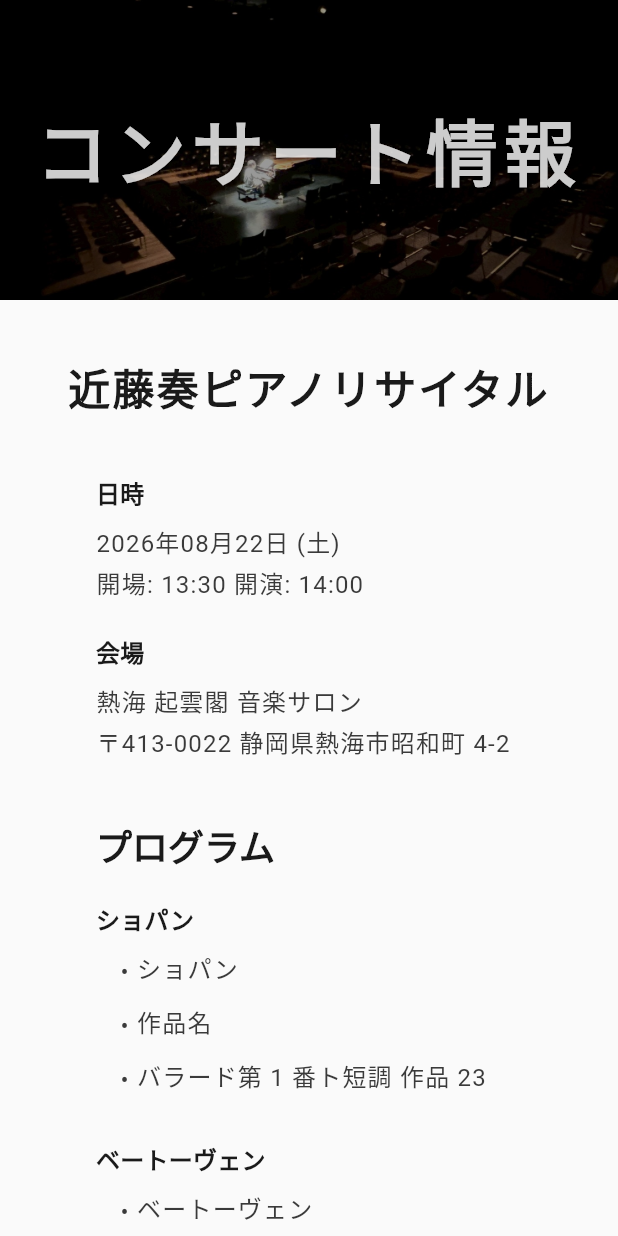
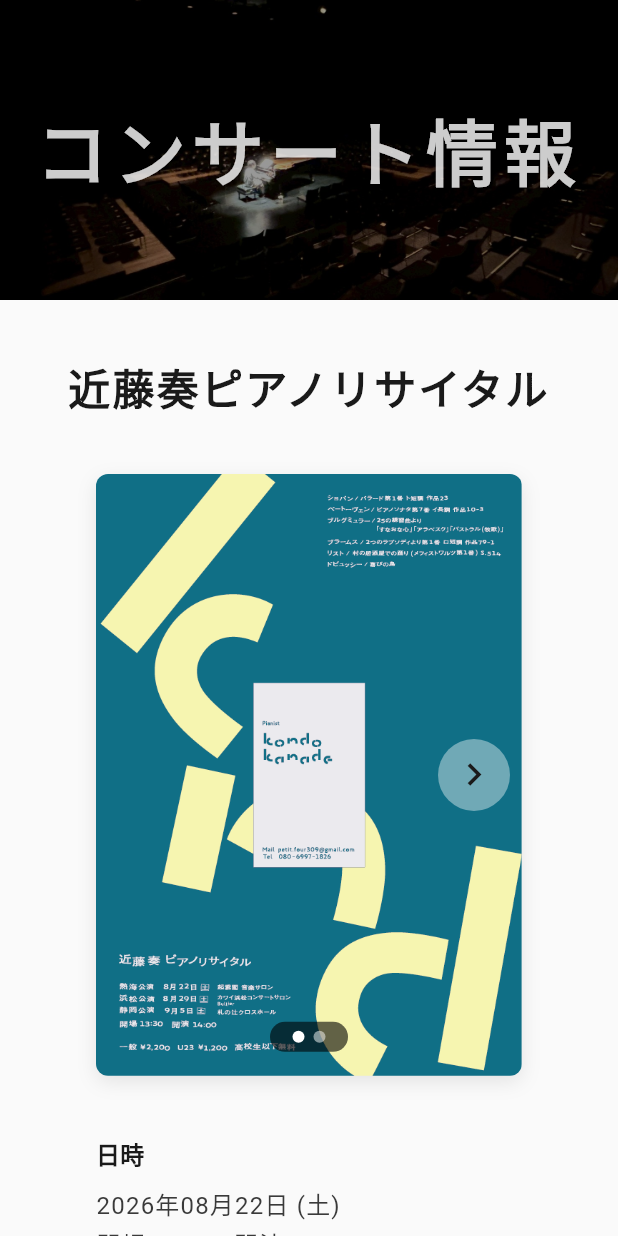
Before and after one commit to Shibatch28/kanade_hp, a Flutter app: the ConcertsScreen widget shown alone on an empty page, opened directly, on a phone screen of 412 x 824 dp. Run offline on Flutter 3.47's test engine with Material 3 defaults, Android fonts, the phone set to English and light mode, and no system bars; our stand-ins replace equatable, flutter_bloc, flutter_svg, go_router, google_fonts.

Commit message:
フライヤー追加

```diff
--- a/lib/view/screen/concerts_screen.dart
+++ b/lib/view/screen/concerts_screen.dart
@@ -20,6 +20,10 @@
             time: '開場: 13:30 開演: 14:00',
             venue: '熱海 起雲閣 音楽サロン',
             address: '〒413-0022 静岡県熱海市昭和町 4-2',
+            flyerImagePaths: [
+              'assets/flyers/20260812a.png',
+              'assets/flyers/20260812b.png',
+            ],
             programs: [
               ProgramItem(composer: 'ショパン', pieces: ['ショパン', '作品名', 'バラード第 1 番ト短調 作品 23']),
               ProgramItem(
@@ -54,6 +58,10 @@
             time: '開場: 13:30 開演: 14:00',
             venue: 'カワイ浜松コンサートサロン ブリエ',
             address: '〒430-0926 静岡県浜松市中央区砂⼭町 355 番地の 4(ハマキョウレックス浜松駅南ビル 1F)',
+            flyerImagePaths: [
+              'assets/flyers/20260812a.png',
+              'assets/flyers/20260812b.png',
+            ],
             programs: [
               ProgramItem(composer: 'ショパン', pieces: ['ショパン', '作品名', 'バラード第 1 番ト短調 作品 23']),
               ProgramItem(
@@ -88,6 +96,10 @@
             time: '開場: 13:30 開演: 14:00',
             venue: '札の辻クロスホール',
             address: '〒420-0031 静岡市葵区呉服町 1 丁⽬ 30 札の辻クロス 6 階',
+            flyerImagePaths: [
+              'assets/flyers/20260812a.png',
+              'assets/flyers/20260812b.png',
+            ],
             programs: [
               ProgramItem(composer: 'ショパン', pieces: ['ショパン', '作品名', 'バラード第 1 番ト短調 作品 23']),
               ProgramItem(
```
Also changed, not shown: assets/flyers/20260812a.png (added), assets/flyers/20260812b.png (added).
